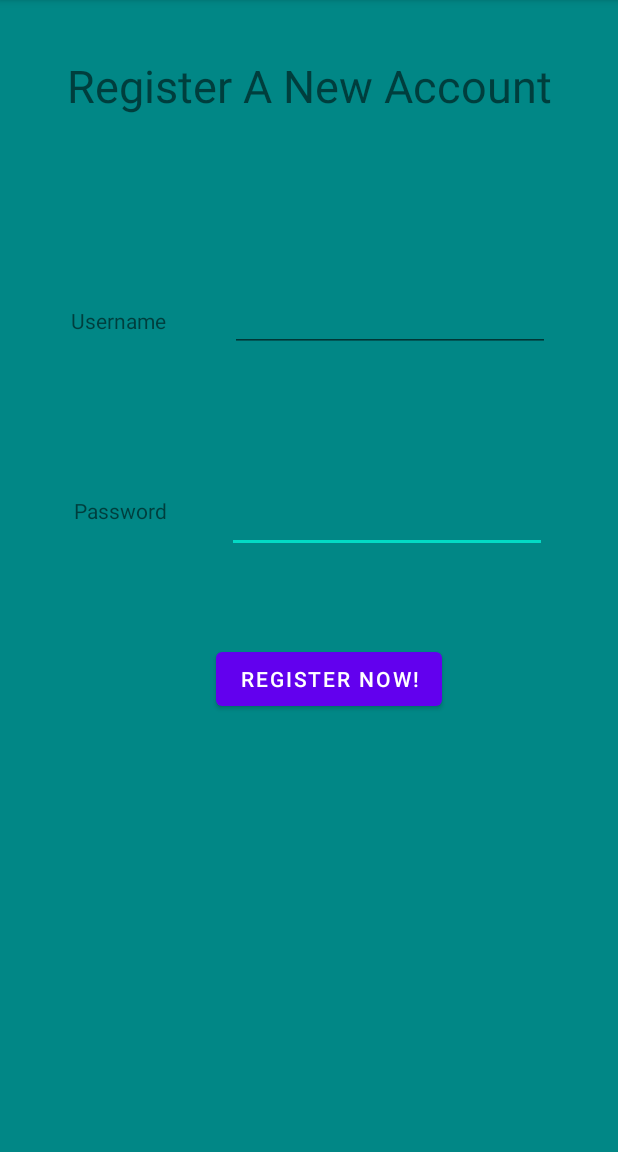
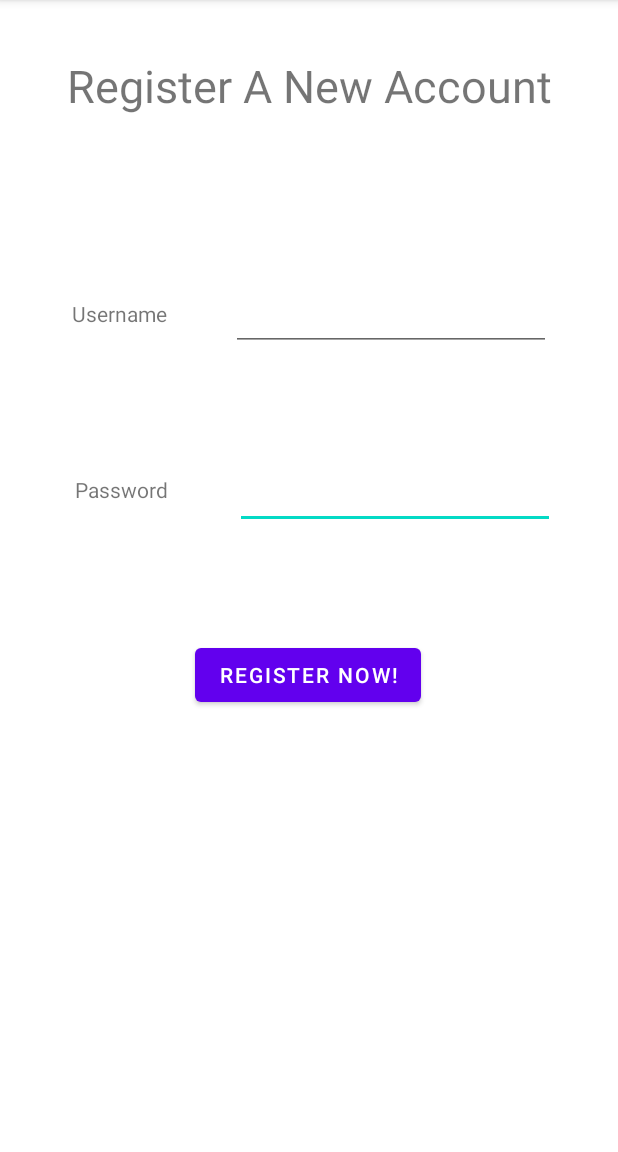
Before and after one commit to Jc2375/WHY_W9, an Android app: the register screen opened directly, with no data from a screen before it, on a phone screen of 412 x 824 dp, the part 84-1236 px from its top. Run offline under Robolectric (Android 15) with nearby library versions, the phone set to English and light mode, and no system bars; our stand-ins replace Firebase (no records; nobody signed in at launch, a user with empty details on screens opened directly).

Commit message:
-Logout - Customer/Manager -Fixed Login/Register To Not Look Odd Anymore

```diff
--- a/app/src/main/res/layout/register.xml
+++ b/app/src/main/res/layout/register.xml
@@ -1,6 +1,5 @@
 <?xml version="1.0" encoding="utf-8"?>
-<androidx.constraintlayout.widget.ConstraintLayout
-    xmlns:android="http://schemas.android.com/apk/res/android"
+<androidx.constraintlayout.widget.ConstraintLayout xmlns:android="http://schemas.android.com/apk/res/android"
     xmlns:app="http://schemas.android.com/apk/res-auto"
     xmlns:tools="http://schemas.android.com/tools"
     android:layout_width="match_parent"
@@ -15,62 +14,72 @@
         app:layout_constraintHorizontal_bias="1.0"
         app:layout_constraintStart_toStartOf="parent"
         app:layout_constraintTop_toTopOf="parent"
-        app:srcCompat="@color/teal_700" />
+        app:srcCompat="@color/white" />
 
     <EditText
         android:id="@+id/mPassword"
         android:layout_width="wrap_content"
         android:layout_height="wrap_content"
-        android:layout_marginTop="100dp"
+        android:layout_marginStart="158dp"
+        android:layout_marginTop="289dp"
+        android:layout_marginEnd="43dp"
+        android:layout_marginBottom="397dp"
         android:ems="10"
         android:inputType="textPassword"
-        app:layout_constraintEnd_toEndOf="@+id/textView3"
-        app:layout_constraintHorizontal_bias="0.928"
-        app:layout_constraintStart_toEndOf="@+id/textView2"
-        app:layout_constraintTop_toBottomOf="@+id/textView" />
+        app:layout_constraintBottom_toBottomOf="parent"
+        app:layout_constraintEnd_toEndOf="parent"
+        app:layout_constraintStart_toStartOf="parent"
+        app:layout_constraintTop_toTopOf="parent" />
 
     <EditText
         android:id="@+id/mEmail"
         android:layout_width="wrap_content"
         android:layout_height="wrap_content"
+        android:layout_marginStart="155dp"
+        android:layout_marginTop="170dp"
+        android:layout_marginEnd="46dp"
+        android:layout_marginBottom="516dp"
         android:ems="10"
         android:inputType="text"
-        app:layout_constraintBottom_toTopOf="@+id/mPassword"
+        app:layout_constraintBottom_toBottomOf="parent"
         app:layout_constraintEnd_toEndOf="parent"
-        app:layout_constraintHorizontal_bias="0.488"
-        app:layout_constraintStart_toEndOf="@+id/textView"
-        app:layout_constraintTop_toBottomOf="@+id/textView3"
-        app:layout_constraintVertical_bias="0.559" />
+        app:layout_constraintStart_toStartOf="parent"
+        app:layout_constraintTop_toTopOf="parent" />
 
     <TextView
         android:id="@+id/textView"
         android:layout_width="wrap_content"
         android:layout_height="wrap_content"
+        android:layout_marginStart="47dp"
+        android:layout_marginTop="181dp"
+        android:layout_marginEnd="300dp"
+        android:layout_marginBottom="531dp"
         android:text="Username"
-        app:layout_constraintBottom_toTopOf="@+id/textView2"
+        app:layout_constraintBottom_toBottomOf="parent"
         app:layout_constraintEnd_toEndOf="parent"
-        app:layout_constraintHorizontal_bias="0.135"
         app:layout_constraintStart_toStartOf="parent"
-        app:layout_constraintTop_toTopOf="parent"
-        app:layout_constraintVertical_bias="0.655" />
+        app:layout_constraintTop_toTopOf="parent" />
 
     <TextView
         android:id="@+id/textView2"
         android:layout_width="wrap_content"
         android:layout_height="wrap_content"
+        android:layout_marginStart="49dp"
+        android:layout_marginTop="298dp"
+        android:layout_marginEnd="300dp"
+        android:layout_marginBottom="414dp"
         android:text="Password"
         app:layout_constraintBottom_toBottomOf="parent"
         app:layout_constraintEnd_toEndOf="parent"
-        app:layout_constraintHorizontal_bias="0.14"
         app:layout_constraintStart_toStartOf="parent"
-        app:layout_constraintTop_toTopOf="parent"
-        app:layout_constraintVertical_bias="0.442" />
+        app:layout_constraintTop_toTopOf="parent" />
 
     <TextView
         android:id="@+id/textView3"
         android:layout_width="wrap_content"
         android:layout_height="wrap_content"
         android:text="Register A New Account"
+
         android:textSize="30sp"
         app:layout_constraintBottom_toBottomOf="parent"
         app:layout_constraintEnd_toEndOf="parent"
@@ -82,14 +91,18 @@
         android:id="@+id/mRegisterBtn"
         android:layout_width="wrap_content"
         android:layout_height="wrap_content"
+        android:layout_marginStart="130dp"
+        android:layout_marginTop="389dp"
+        android:layout_marginEnd="131dp"
+        android:layout_marginBottom="294dp"
         android:onClick="onButtonClick"
         android:text="Register Now!"
         app:layout_constraintBottom_toBottomOf="parent"
         app:layout_constraintEnd_toEndOf="parent"
-        app:layout_constraintHorizontal_bias="0.551"
+        app:layout_constraintHorizontal_bias="1.0"
         app:layout_constraintStart_toStartOf="parent"
-        app:layout_constraintTop_toBottomOf="@+id/textView2"
-        app:layout_constraintVertical_bias="0.212" />
+        app:layout_constraintTop_toTopOf="parent"
+        app:layout_constraintVertical_bias="1.0" />
 
 
 </androidx.constraintlayout.widget.ConstraintLayout>
```
Also changed, not shown: app/src/main/java/com/example/why_w9/customer_home.java (+29 -0 lines), app/src/main/java/com/example/why_w9/manager_home.java (+13 -1 lines), app/src/main/res/layout/activity_main.xml (+21 -15 lines), app/src/main/res/layout/customer_home.xml (+16 -2 lines), app/src/main/res/layout/login.xml (+47 -20 lines), app/src/main/res/layout/manager_home.xml (+15 -0 lines).
